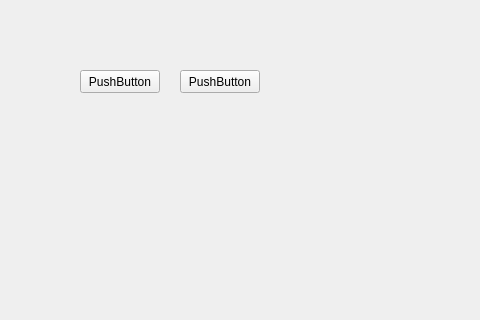
Before: the Qt Designer form mainwindow.ui in Zephiro-hub/button, drawn with Qt 5; both pictures show x 0 to 480 and y 0 to 320 of the 800 by 600 pixel window.
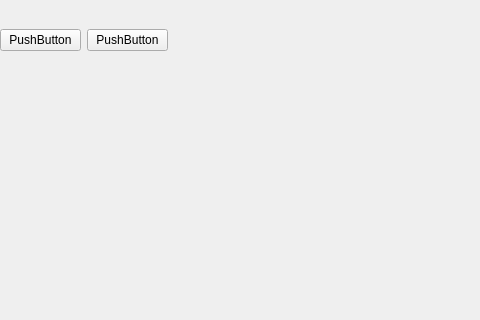
After: the same form once the commit is applied.

Commit message: Новая кнопка помещена в грппировщик

```diff
--- a/mainwindow.ui
+++ b/mainwindow.ui
@@ -14,31 +14,31 @@
    <string>MainWindow</string>
   </property>
   <widget class="QWidget" name="centralwidget">
+   <widget class="QWidget" name="horizontalLayoutWidget">
+    <property name="geometry">
+     <rect>
+      <x>0</x>
+      <y>0</y>
+      <width>168</width>
+      <height>80</height>
+     </rect>
+    </property>
+    <layout class="QHBoxLayout" name="horizontalLayout">
+     <item>
    <widget class="QPushButton" name="pushButton">
-    <property name="geometry">
-     <rect>
-      <x>80</x>
-      <y>70</y>
-      <width>80</width>
-      <height>23</height>
-     </rect>
-    </property>
     <property name="text">
      <string>PushButton</string>
     </property>
    </widget>
+     </item>
+     <item>
    <widget class="QPushButton" name="pushButton_2">
-    <property name="geometry">
-     <rect>
-      <x>180</x>
-      <y>70</y>
-      <width>80</width>
-      <height>23</height>
-     </rect>
-    </property>
     <property name="text">
      <string>PushButton</string>
     </property>
+      </widget>
+     </item>
+    </layout>
    </widget>
   </widget>
   <widget class="QMenuBar" name="menubar">
```
Lines whose indentation alone changed are shown as unchanged.
